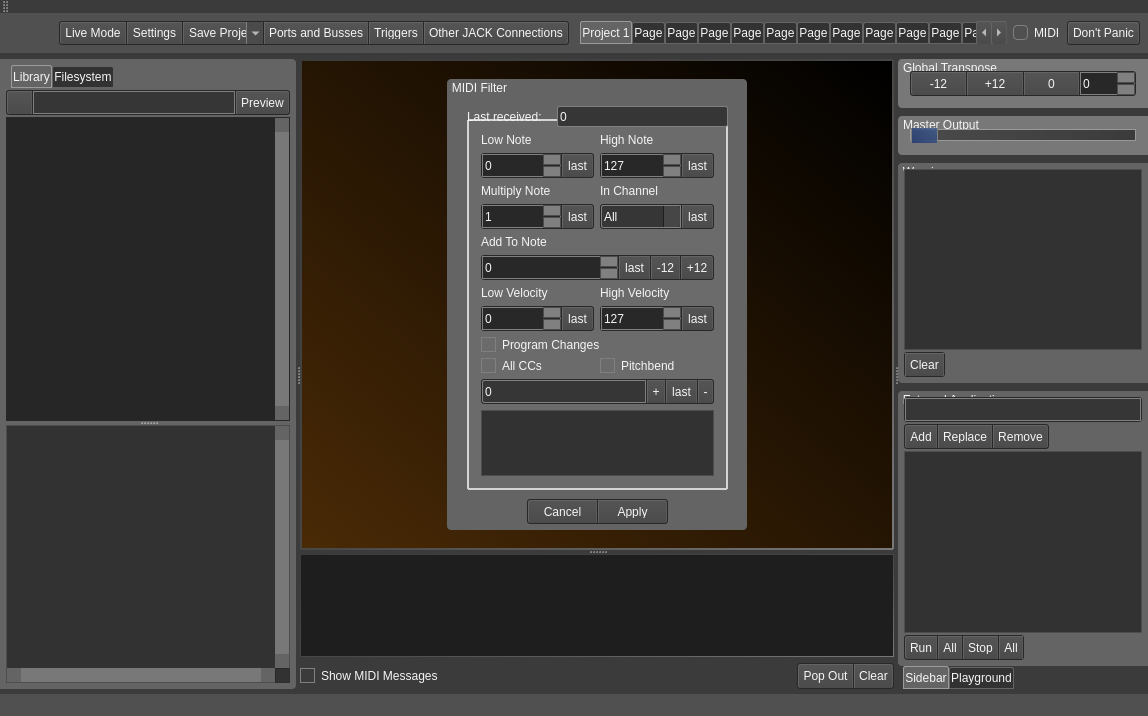
Old version of the form src/mainwindow.ui in the repository noedigcode/konfyt.
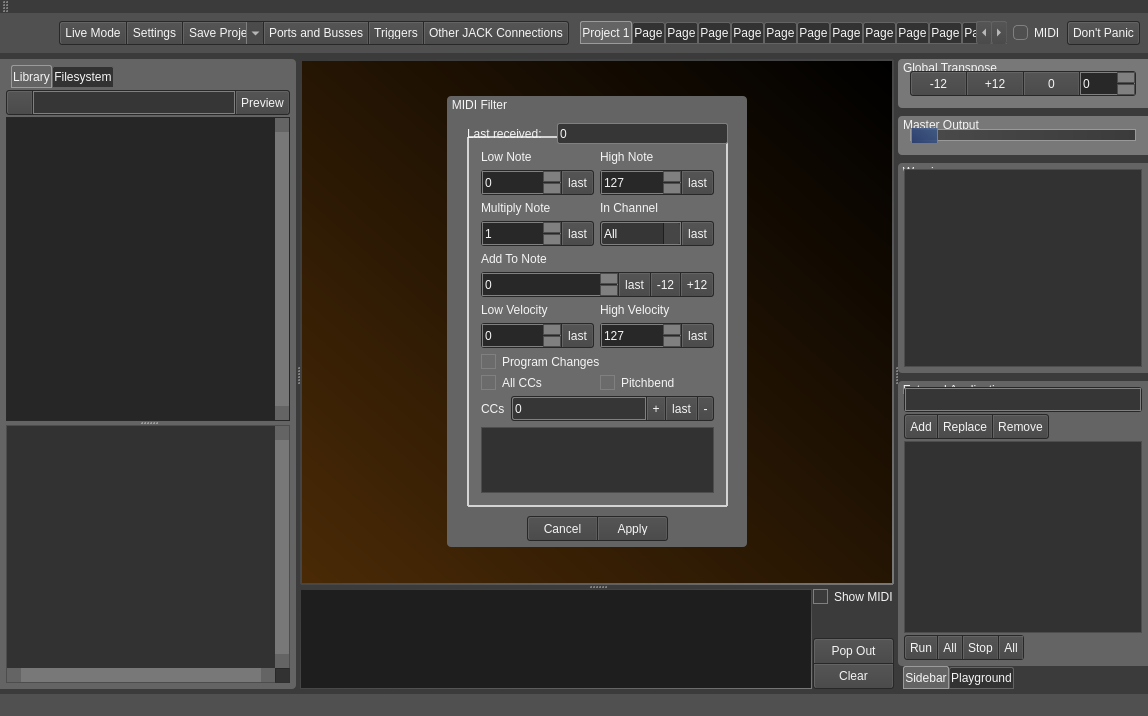
New version of the form. Icons and pictures are not drawn.

Commit message: Updated bottom console layout and small MIDI filter layout change.

```diff
--- a/src/mainwindow.ui
+++ b/src/mainwindow.ui
@@ -3531,6 +3531,20 @@
                  <string/>
                 </property>
                 <layout class="QGridLayout" name="gridLayout_24">
+                 <item row="10" column="1">
+                  <widget class="QLabel" name="label_19">
+                   <property name="text">
+                    <string>High Velocity</string>
+                   </property>
+                  </widget>
+                 </item>
+                 <item row="13" column="0">
+                  <widget class="QCheckBox" name="checkBox_midiFilter_AllCCs">
+                   <property name="text">
+                    <string>All CCs</string>
+                   </property>
+                  </widget>
+                 </item>
                  <item row="11" column="1">
                   <widget class="QFrame" name="frame_27">
                    <property name="minimumSize">
@@ -4252,13 +4266,6 @@
                    </property>
                   </widget>
                  </item>
-                 <item row="10" column="1">
-                  <widget class="QLabel" name="label_19">
-                   <property name="text">
-                    <string>High Velocity</string>
-                   </property>
-                  </widget>
-                 </item>
                  <item row="12" column="0" colspan="2">
                   <widget class="QCheckBox" name="checkBox_midiFilter_Prog">
                    <property name="text">
@@ -4266,167 +4273,9 @@
                    </property>
                   </widget>
                  </item>
-                 <item row="14" column="0" colspan="2">
-                  <widget class="QFrame" name="frame_28">
-                   <property name="minimumSize">
-                    <size>
-                     <width>0</width>
-                     <height>25</height>
-                    </size>
-                   </property>
-                   <property name="maximumSize">
-                    <size>
-                     <width>16777215</width>
-                     <height>25</height>
-                    </size>
-                   </property>
-                   <property name="styleSheet">
-                    <string notr="true">QFrame{
-	background: rgb(40,40,40);
-    padding: 1px;
-	border-radius: 3px;
-}
-
-QPushButton{
-	border-top: 1px solid rgb(100,100,100);
-    border-left: 1px solid rgb(100,100,100);
-    border-right: 1px solid rgb(90,90,90);
-    border-bottom: 1px solid rgb(75,75,75);
-	
-	background-color: qlineargradient(spread:pad, x1:0, y1:1, x2:0, y2:0, stop:0 rgba(75, 75, 75, 255), stop:1 rgba(85,85,85, 255));
-
-	border-radius: 2px;
-}
-
-QPushButton:hover{
-	border-top: 1px solid rgb(100,100,100);
-    border-left: 1px solid rgb(100,100,100);
-    border-right: 1px solid rgb(90,90,90);
-    border-bottom: 1px solid rgb(75,75,75);
-	
-	background-color: qlineargradient(spread:pad, x1:0, y1:1, x2:0, y2:0, stop:0 rgba(85,85,85, 255), stop:1 rgba(100,100,100, 255));
-
-	border-radius: 2px;
-}
-
-QPushButton:pressed{
-	border-top: 1px solid rgb(100,100,100);
-    border-left: 1px solid rgb(100,100,100);
-    border-right: 1px solid rgb(90,90,90);
-    border-bottom: 1px solid rgb(75,75,75);
-	
-	background-color: qlineargradient(spread:pad, x1:0, y1:1, x2:0, y2:0, stop:0 rgba(50,50,50, 255), stop:1 rgba(65,65,65, 255));
-
-	border-radius: 2px;
-}
-
-QPushButton::checked{
-	color: red;
-	background-color: rgb(54, 54, 54);
-}</string>
-                   </property>
-                   <property name="frameShape">
-                    <enum>QFrame::StyledPanel</enum>
-                   </property>
-                   <property name="frameShadow">
-                    <enum>QFrame::Raised</enum>
-                   </property>
-                   <layout class="QHBoxLayout" name="horizontalLayout_19">
-                    <property name="spacing">
-                     <number>1</number>
-                    </property>
-                    <property name="leftMargin">
-                     <number>0</number>
-                    </property>
-                    <property name="topMargin">
-                     <number>0</number>
-                    </property>
-                    <property name="rightMargin">
-                     <number>0</number>
-                    </property>
-                    <property name="bottomMargin">
-                     <number>0</number>
-                    </property>
-                    <item>
-                     <widget class="QLineEdit" name="lineEdit_MidiFilter_CC">
-                      <property name="minimumSize">
-                       <size>
-                        <width>0</width>
-                        <height>23</height>
-                       </size>
-                      </property>
-                      <property name="maximumSize">
-                       <size>
-                        <width>16777215</width>
-                        <height>23</height>
-                       </size>
-                      </property>
-                      <property name="styleSheet">
-                       <string notr="true">border-top-right-radius: 0;
-border-bottom-right-radius: 0;</string>
-                      </property>
-                      <property name="text">
-                       <string>0</string>
-                      </property>
-                     </widget>
-                    </item>
-                    <item>
-                     <widget class="QToolButton" name="toolButton_MidiFilter_Add_CC">
-                      <property name="styleSheet">
-                       <string notr="true">border-top-left-radius: 0;
-border-bottom-left-radius: 0;
-border-top-right-radius: 0;
-border-bottom-right-radius: 0;</string>
-                      </property>
-                      <property name="text">
-                       <string>+</string>
-                      </property>
-                     </widget>
-                    </item>
-                    <item>
-                     <widget class="QToolButton" name="toolButton_MidiFilter_lastCC">
-                      <property name="styleSheet">
-                       <string notr="true">border-top-left-radius: 0;
-border-bottom-left-radius: 0;
-border-top-right-radius: 0;
-border-bottom-right-radius: 0;</string>
-                      </property>
-                      <property name="text">
-                       <string>last</string>
-                      </property>
-                     </widget>
-                    </item>
-                    <item>
-                     <widget class="QToolButton" name="toolButton_MidiFilter_removeCC">
-                      <property name="styleSheet">
-                       <string notr="true">border-top-left-radius: 0;
-border-bottom-left-radius: 0;</string>
-                      </property>
-                      <property name="text">
-                       <string>-</string>
-                      </property>
-                     </widget>
-                    </item>
-                   </layout>
-                  </widget>
-                 </item>
                  <item row="15" column="0" colspan="2">
                   <widget class="QListWidget" name="listWidget_midiFilter_CC"/>
                  </item>
-                 <item row="13" column="0">
-                  <widget class="QCheckBox" name="checkBox_midiFilter_AllCCs">
-                   <property name="text">
-                    <string>All CCs</string>
-                   </property>
-                  </widget>
-                 </item>
-                 <item row="13" column="1">
-                  <widget class="QCheckBox" name="checkBox_midiFilter_pitchbend">
-                   <property name="text">
-                    <string>Pitchbend</string>
-                   </property>
-                  </widget>
-                 </item>
                  <item row="7" column="1">
                   <widget class="QFrame" name="frame_30">
                    <property name="minimumSize">
@@ -4633,6 +4482,168 @@
                    </property>
                   </widget>
                  </item>
+                 <item row="13" column="1">
+                  <widget class="QCheckBox" name="checkBox_midiFilter_pitchbend">
+                   <property name="text">
+                    <string>Pitchbend</string>
+                   </property>
+                  </widget>
+                 </item>
+                 <item row="14" column="0" colspan="2">
+                  <layout class="QHBoxLayout" name="horizontalLayout_29">
+                   <item>
+                    <widget class="QLabel" name="label_4">
+                     <property name="text">
+                      <string>CCs</string>
+                     </property>
+                    </widget>
+                   </item>
+                   <item>
+                    <widget class="QFrame" name="frame_28">
+                     <property name="minimumSize">
+                      <size>
+                       <width>0</width>
+                       <height>25</height>
+                      </size>
+                     </property>
+                     <property name="maximumSize">
+                      <size>
+                       <width>16777215</width>
+                       <height>25</height>
+                      </size>
+                     </property>
+                     <property name="styleSheet">
+                      <string notr="true">QFrame{
+	background: rgb(40,40,40);
+    padding: 1px;
+	border-radius: 3px;
+}
+
+QPushButton{
+	border-top: 1px solid rgb(100,100,100);
+    border-left: 1px solid rgb(100,100,100);
+    border-right: 1px solid rgb(90,90,90);
+    border-bottom: 1px solid rgb(75,75,75);
+	
+	background-color: qlineargradient(spread:pad, x1:0, y1:1, x2:0, y2:0, stop:0 rgba(75, 75, 75, 255), stop:1 rgba(85,85,85, 255));
+
+	border-radius: 2px;
+}
+
+QPushButton:hover{
+	border-top: 1px solid rgb(100,100,100);
+    border-left: 1px solid rgb(100,100,100);
+    border-right: 1px solid rgb(90,90,90);
+    border-bottom: 1px solid rgb(75,75,75);
+	
+	background-color: qlineargradient(spread:pad, x1:0, y1:1, x2:0, y2:0, stop:0 rgba(85,85,85, 255), stop:1 rgba(100,100,100, 255));
+
+	border-radius: 2px;
+}
+
+QPushButton:pressed{
+	border-top: 1px solid rgb(100,100,100);
+    border-left: 1px solid rgb(100,100,100);
+    border-right: 1px solid rgb(90,90,90);
+    border-bottom: 1px solid rgb(75,75,75);
+	
+	background-color: qlineargradient(spread:pad, x1:0, y1:1, x2:0, y2:0, stop:0 rgba(50,50,50, 255), stop:1 rgba(65,65,65, 255));
+
+	border-radius: 2px;
+}
+
+QPushButton::checked{
+	color: red;
+	background-color: rgb(54, 54, 54);
+}</string>
+                     </property>
+                     <property name="frameShape">
+                      <enum>QFrame::StyledPanel</enum>
+                     </property>
+                     <property name="frameShadow">
+                      <enum>QFrame::Raised</enum>
+                     </property>
+                     <layout class="QHBoxLayout" name="horizontalLayout_19">
+                      <property name="spacing">
+                       <number>1</number>
+                      </property>
+                      <property name="leftMargin">
+                       <number>0</number>
+                      </property>
+                      <property name="topMargin">
+                       <number>0</number>
+                      </property>
+                      <property name="rightMargin">
+                       <number>0</number>
+                      </property>
+                      <property name="bottomMargin">
+                       <number>0</number>
+                      </property>
+                      <item>
+                       <widget class="QLineEdit" name="lineEdit_MidiFilter_CC">
+                        <property name="minimumSize">
+                         <size>
+                          <width>0</width>
+                          <height>23</height>
+                         </size>
+                        </property>
+                        <property name="maximumSize">
+                         <size>
+                          <width>16777215</width>
+                          <height>23</height>
+                         </size>
+                        </property>
+                        <property name="styleSheet">
+                         <string notr="true">border-top-right-radius: 0;
+border-bottom-right-radius: 0;</string>
+                        </property>
+                        <property name="text">
+                         <string>0</string>
+                        </property>
+                       </widget>
+                      </item>
+                      <item>
+                       <widget class="QToolButton" name="toolButton_MidiFilter_Add_CC">
+                        <property name="styleSheet">
+                         <string notr="true">border-top-left-radius: 0;
+border-bottom-left-radius: 0;
+border-top-right-radius: 0;
+border-bottom-right-radius: 0;</string>
+                        </property>
+                        <property name="text">
+                         <string>+</string>
+                        </property>
+                       </widget>
+                      </item>
+                      <item>
+                       <widget class="QToolButton" name="toolButton_MidiFilter_lastCC">
+                        <property name="styleSheet">
+                         <string notr="true">border-top-left-radius: 0;
+border-bottom-left-radius: 0;
+border-top-right-radius: 0;
+border-bottom-right-radius: 0;</string>
+                        </property>
+                        <property name="text">
+                         <string>last</string>
+                        </property>
+                       </widget>
+                      </item>
+                      <item>
+                       <widget class="QToolButton" name="toolButton_MidiFilter_removeCC">
+                        <property name="styleSheet">
+                         <string notr="true">border-top-left-radius: 0;
+border-bottom-left-radius: 0;</string>
+                        </property>
+                        <property name="text">
+                         <string>-</string>
+                        </property>
+                       </widget>
+                      </item>
+                     </layout>
+                    </widget>
+                   </item>
+                  </layout>
+                 </item>
                 </layout>
                </widget>
                <widget class="QFrame" name="frame_9">
@@ -5592,7 +5603,7 @@
         <property name="maximumSize">
          <size>
           <width>16777215</width>
-          <height>200</height>
+          <height>100</height>
          </size>
         </property>
         <property name="currentIndex">
@@ -5612,17 +5623,10 @@
           <property name="bottomMargin">
            <number>0</number>
           </property>
-          <item row="1" column="0">
-           <widget class="QCheckBox" name="checkBox_ConsoleShowMidiMessages">
-            <property name="toolTip">
-             <string>Show received MIDI messages in console</string>
-            </property>
-            <property name="text">
-             <string>Show MIDI Messages</string>
-            </property>
-           </widget>
-          </item>
-          <item row="0" column="0" colspan="3">
+          <property name="horizontalSpacing">
+           <number>1</number>
+          </property>
+          <item row="0" column="0">
            <widget class="QTextBrowser" name="textBrowser">
             <property name="maximumSize">
              <size>
@@ -5661,89 +5665,116 @@
             </property>
            </widget>
           </item>
-          <item row="1" column="2">
-           <widget class="QFrame" name="frame_18">
-            <property name="sizePolicy">
-             <sizepolicy hsizetype="Maximum" vsizetype="Preferred">
-              <horstretch>0</horstretch>
-              <verstretch>0</verstretch>
-             </sizepolicy>
-            </property>
-            <property name="styleSheet">
-             <string notr="true">QFrame{
+          <item row="0" column="2">
+           <layout class="QVBoxLayout" name="verticalLayout_9">
+            <item>
+             <widget class="QCheckBox" name="checkBox_ConsoleShowMidiMessages">
+              <property name="toolTip">
+               <string>Show received MIDI messages in console</string>
+              </property>
+              <property name="text">
+               <string>Show MIDI</string>
+              </property>
+             </widget>
+            </item>
+            <item>
+             <spacer name="verticalSpacer_2">
+              <property name="orientation">
+               <enum>Qt::Vertical</enum>
+              </property>
+              <property name="sizeHint" stdset="0">
+               <size>
+                <width>20</width>
+                <height>40</height>
+               </size>
+              </property>
+             </spacer>
+            </item>
+            <item>
+             <widget class="QFrame" name="frame_18">
+              <property name="sizePolicy">
+               <sizepolicy hsizetype="Minimum" vsizetype="Preferred">
+                <horstretch>0</horstretch>
+                <verstretch>0</verstretch>
+               </sizepolicy>
+              </property>
+              <property name="styleSheet">
+               <string notr="true">QFrame{
 	background: rgb(40,40,40);
     padding: 1px;
 	border-radius: 3px;
 }
 
 </string>
-            </property>
-            <property name="frameShape">
-             <enum>QFrame::StyledPanel</enum>
-            </property>
-            <property name="frameShadow">
-             <enum>QFrame::Raised</enum>
-            </property>
-            <layout class="QHBoxLayout" name="horizontalLayout_22">
-             <property name="spacing">
-              <number>1</number>
-             </property>
-             <property name="leftMargin">
-              <number>0</number>
-             </property>
-             <property name="topMargin">
-              <number>0</number>
-             </property>
-             <property name="rightMargin">
-              <number>0</number>
-             </property>
-             <property name="bottomMargin">
-              <number>0</number>
-             </property>
-             <item>
-              <widget class="QPushButton" name="pushButton_ShowConsole">
-               <property name="sizePolicy">
-                <sizepolicy hsizetype="Maximum" vsizetype="Fixed">
-                 <horstretch>0</horstretch>
-                 <verstretch>0</verstretch>
-                </sizepolicy>
+              </property>
+              <property name="frameShape">
+               <enum>QFrame::StyledPanel</enum>
+              </property>
+              <property name="frameShadow">
+               <enum>QFrame::Raised</enum>
+              </property>
+              <layout class="QGridLayout" name="gridLayout_38">
+               <property name="leftMargin">
+                <number>0</number>
                </property>
-               <property name="toolTip">
-                <string>Show pop-out console</string>
+               <property name="topMargin">
+                <number>0</number>
                </property>
-               <property name="styleSheet">
-                <string notr="true">border-top-right-radius: 0;
+               <property name="rightMargin">
+                <number>0</number>
+               </property>
+               <property name="bottomMargin">
+                <number>0</number>
+               </property>
+               <property name="spacing">
+                <number>1</number>
+               </property>
+               <item row="1" column="0">
+                <widget class="QPushButton" name="pushButton_ShowConsole">
+                 <property name="sizePolicy">
+                  <sizepolicy hsizetype="Minimum" vsizetype="Fixed">
+                   <horstretch>0</horstretch>
+                   <verstretch>0</verstretch>
+                  </sizepolicy>
+                 </property>
+                 <property name="toolTip">
+                  <string>Show pop-out console</string>
+                 </property>
+                 <property name="styleSheet">
+                  <string notr="true">border-bottom-left-radius: 0;
 border-bottom-right-radius: 0;
 </string>
-               </property>
-               <property name="text">
-                <string>Pop Out</string>
-               </property>
-              </widget>
-             </item>
-             <item>
-              <widget class="QPushButton" name="pushButton_ClearConsole">
-               <property name="maximumSize">
-                <size>
-                 <width>50</width>
-                 <height>16777215</height>
-                </size>
-               </property>
-               <property name="toolTip">
-                <string>Clear console</string>
-               </property>
-               <property name="styleSheet">
-                <string notr="true">border-top-left-radius: 0;
-border-bottom-left-radius: 0;
+                 </property>
+                 <property name="text">
+                  <string>Pop Out</string>
+                 </property>
+                </widget>
+               </item>
+               <item row="2" column="0">
+                <widget class="QPushButton" name="pushButton_ClearConsole">
+                 <property name="maximumSize">
+                  <size>
+                   <width>16777215</width>
+                   <height>16777215</height>
+                  </size>
+                 </property>
+                 <property name="toolTip">
+                  <string>Clear console</string>
+                 </property>
+                 <property name="styleSheet">
+                  <string notr="true">border-top-left-radius: 0;
+border-top-right-radius: 0;
 </string>
-               </property>
-               <property name="text">
-                <string>Clear</string>
-               </property>
-              </widget>
-             </item>
-            </layout>
-           </widget>
+                 </property>
+                 <property name="text">
+                  <string>Clear</string>
+                 </property>
+                </widget>
+               </item>
+              </layout>
+             </widget>
+            </item>
+           </layout>
           </item>
          </layout>
         </widget>
@@ -6696,107 +6727,6 @@
               </property>
              </widget>
             </item>
-            <item row="1" column="0">
-             <widget class="QFrame" name="frame_34">
-              <property name="sizePolicy">
-               <sizepolicy hsizetype="Maximum" vsizetype="Preferred">
-                <horstretch>0</horstretch>
-                <verstretch>0</verstretch>
-               </sizepolicy>
-              </property>
-              <property name="minimumSize">
-               <size>
-                <width>0</width>
-                <height>25</height>
-               </size>
-              </property>
-              <property name="maximumSize">
-               <size>
-                <width>16777215</width>
-                <height>25</height>
-               </size>
-              </property>
-              <property name="styleSheet">
-               <string notr="true">QFrame{
-	background: rgb(40,40,40);
-    padding: 1px;
-	border-radius: 3px;
-}
-
-QPushButton{
-	border-top: 1px solid rgb(100,100,100);
-    border-left: 1px solid rgb(100,100,100);
-    border-right: 1px solid rgb(90,90,90);
-    border-bottom: 1px solid rgb(75,75,75);
-	
-	background-color: qlineargradient(spread:pad, x1:0, y1:1, x2:0, y2:0, stop:0 rgba(75, 75, 75, 255), stop:1 rgba(85,85,85, 255));
-
-	border-radius: 2px;
-}
-
-QPushButton:hover{
-	border-top: 1px solid rgb(100,100,100);
-    border-left: 1px solid rgb(100,100,100);
-    border-right: 1px solid rgb(90,90,90);
-    border-bottom: 1px solid rgb(75,75,75);
-	
-	background-color: qlineargradient(spread:pad, x1:0, y1:1, x2:0, y2:0, stop:0 rgba(85,85,85, 255), stop:1 rgba(100,100,100, 255));
-
-	border-radius: 2px;
-}
-
-QPushButton:pressed{
-	border-top: 1px solid rgb(100,100,100);
-    border-left: 1px solid rgb(100,100,100);
-    border-right: 1px solid rgb(90,90,90);
-    border-bottom: 1px solid rgb(75,75,75);
-	
-	background-color: qlineargradient(spread:pad, x1:0, y1:1, x2:0, y2:0, stop:0 rgba(50,50,50, 255), stop:1 rgba(65,65,65, 255));
-
-	border-radius: 2px;
-}</string>
-              </property>
-              <property name="frameShape">
-               <enum>QFrame::StyledPanel</enum>
-              </property>
-              <property name="frameShadow">
-               <enum>QFrame::Raised</enum>
-              </property>
-              <layout class="QGridLayout" name="gridLayout_38">
-               <property name="leftMargin">
-                <number>0</number>
-               </property>
-               <property name="topMargin">
-                <number>0</number>
-               </property>
-               <property name="rightMargin">
-                <number>0</number>
-               </property>
-               <property name="bottomMargin">
-                <number>0</number>
-               </property>
-               <property name="spacing">
-                <number>1</number>
-               </property>
-               <item row="0" column="0">
-                <widget class="QPushButton" name="pushButton_Warnings_Clear">
-                 <property name="toolTip">
-                  <string>Run selected application</string>
-                 </property>
-                 <property name="styleSheet">
-                  <string notr="true">border-top-right-radius: 0;
-border-bottom-right-radius: 0;
-border-top-left-radius: 0;
-border-bottom-left-radius: 0;</string>
-                 </property>
-                 <property name="text">
-                  <string>Clear</string>
-                 </property>
-                </widget>
-               </item>
-              </layout>
-             </widget>
-            </item>
            </layout>
           </widget>
          </item>
```
